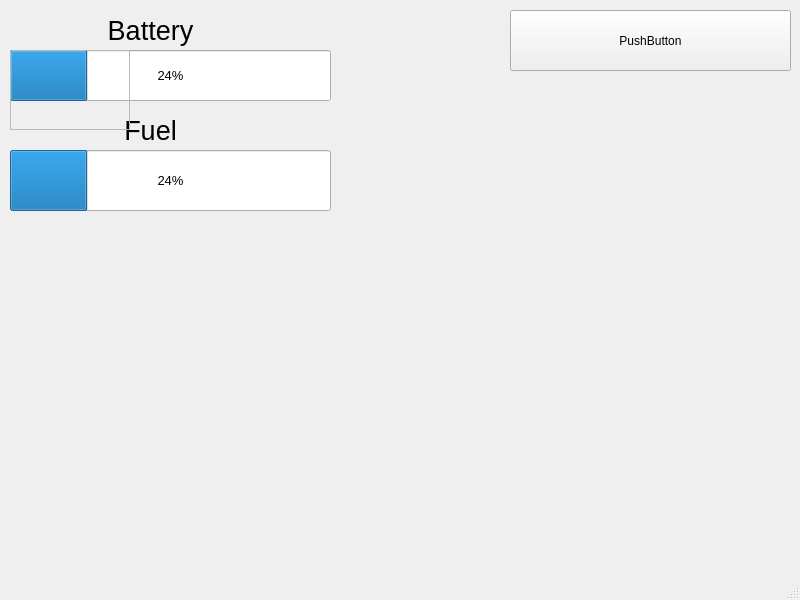
Develop-Adam/GUI-Skeleton, file Lib/GUI.ui: the form before one commit.
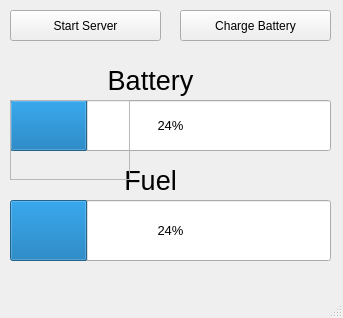
The form after the commit.

The edit to the form file:
```diff
--- a/Lib/GUI.ui
+++ b/Lib/GUI.ui
@@ -6,8 +6,8 @@
    <rect>
     <x>0</x>
     <y>0</y>
-    <width>800</width>
-    <height>600</height>
+    <width>343</width>
+    <height>318</height>
    </rect>
   </property>
   <property name="windowTitle">
@@ -18,7 +18,7 @@
     <property name="geometry">
      <rect>
       <x>10</x>
-      <y>150</y>
+      <y>200</y>
       <width>321</width>
       <height>61</height>
      </rect>
@@ -43,7 +43,7 @@
     <property name="geometry">
      <rect>
       <x>10</x>
-      <y>50</y>
+      <y>100</y>
       <width>321</width>
       <height>51</height>
      </rect>
@@ -62,7 +62,7 @@
     <property name="geometry">
      <rect>
       <x>10</x>
-      <y>10</y>
+      <y>60</y>
       <width>281</width>
       <height>41</height>
      </rect>
@@ -87,7 +87,7 @@
     <property name="geometry">
      <rect>
       <x>10</x>
-      <y>110</y>
+      <y>160</y>
       <width>281</width>
       <height>41</height>
      </rect>
@@ -112,7 +112,7 @@
     <property name="geometry">
      <rect>
       <x>10</x>
-      <y>50</y>
+      <y>100</y>
       <width>120</width>
       <height>80</height>
      </rect>
@@ -127,14 +127,27 @@
    <widget class="QPushButton" name="pushButton">
     <property name="geometry">
      <rect>
-      <x>510</x>
+      <x>10</x>
       <y>10</y>
-      <width>281</width>
-      <height>61</height>
+      <width>151</width>
+      <height>31</height>
      </rect>
     </property>
     <property name="text">
-     <string>PushButton</string>
+     <string>Start Server</string>
+    </property>
+   </widget>
+   <widget class="QPushButton" name="pushButton_2">
+    <property name="geometry">
+     <rect>
+      <x>180</x>
+      <y>10</y>
+      <width>151</width>
+      <height>31</height>
+     </rect>
+    </property>
+    <property name="text">
+     <string>Charge Battery</string>
     </property>
    </widget>
   </widget>
```
Left out of the diff: 2 changed lines with no effect on the pictures.
